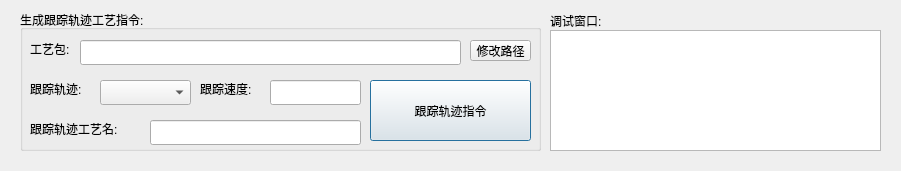
Old version of the form keytracedlg.ui in the repository qubo188612/qtwelding.
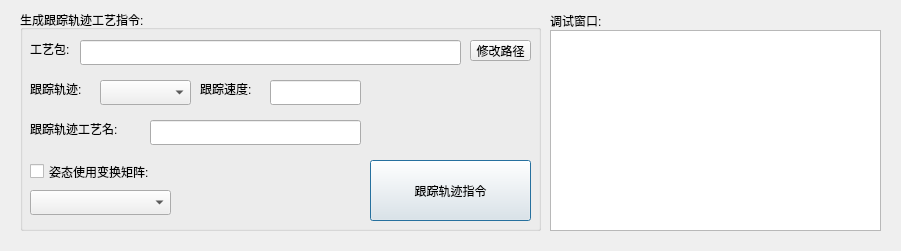
New version of the form.

Diff of the .ui file:
```diff
--- a/keytracedlg.ui
+++ b/keytracedlg.ui
@@ -7,7 +7,7 @@
     <x>0</x>
     <y>0</y>
     <width>901</width>
-    <height>171</height>
+    <height>251</height>
    </rect>
   </property>
   <property name="windowTitle">
@@ -19,7 +19,7 @@
      <x>20</x>
      <y>10</y>
      <width>521</width>
-     <height>141</height>
+     <height>221</height>
     </rect>
    </property>
    <property name="title">
@@ -52,7 +52,7 @@
     <property name="geometry">
      <rect>
       <x>350</x>
-      <y>70</y>
+      <y>150</y>
       <width>161</width>
       <height>61</height>
      </rect>
@@ -143,6 +143,29 @@
      </rect>
     </property>
    </widget>
+   <widget class="QCheckBox" name="tracechangecheckBox">
+    <property name="geometry">
+     <rect>
+      <x>10</x>
+      <y>150</y>
+      <width>151</width>
+      <height>23</height>
+     </rect>
+    </property>
+    <property name="text">
+     <string>姿态使用变换矩阵:</string>
+    </property>
+   </widget>
+   <widget class="QComboBox" name="tracechangecombo">
+    <property name="geometry">
+     <rect>
+      <x>10</x>
+      <y>180</y>
+      <width>141</width>
+      <height>25</height>
+     </rect>
+    </property>
+   </widget>
   </widget>
   <widget class="QLabel" name="label">
    <property name="geometry">
@@ -163,7 +186,7 @@
      <x>550</x>
      <y>30</y>
      <width>331</width>
-     <height>121</height>
+     <height>201</height>
     </rect>
    </property>
   </widget>
```
